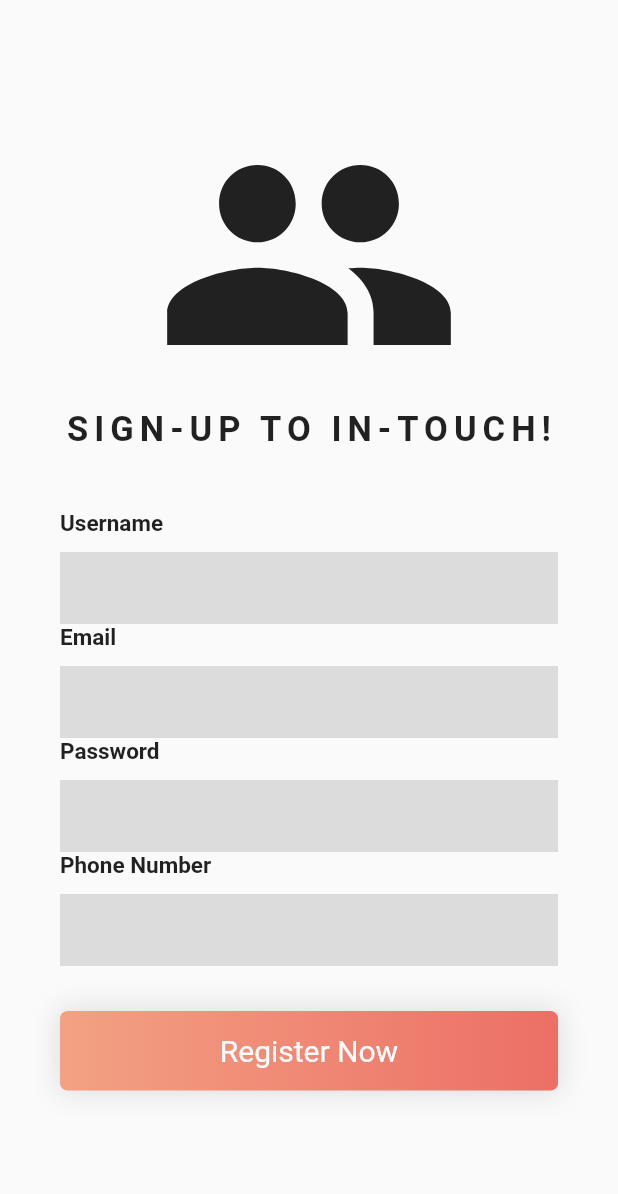
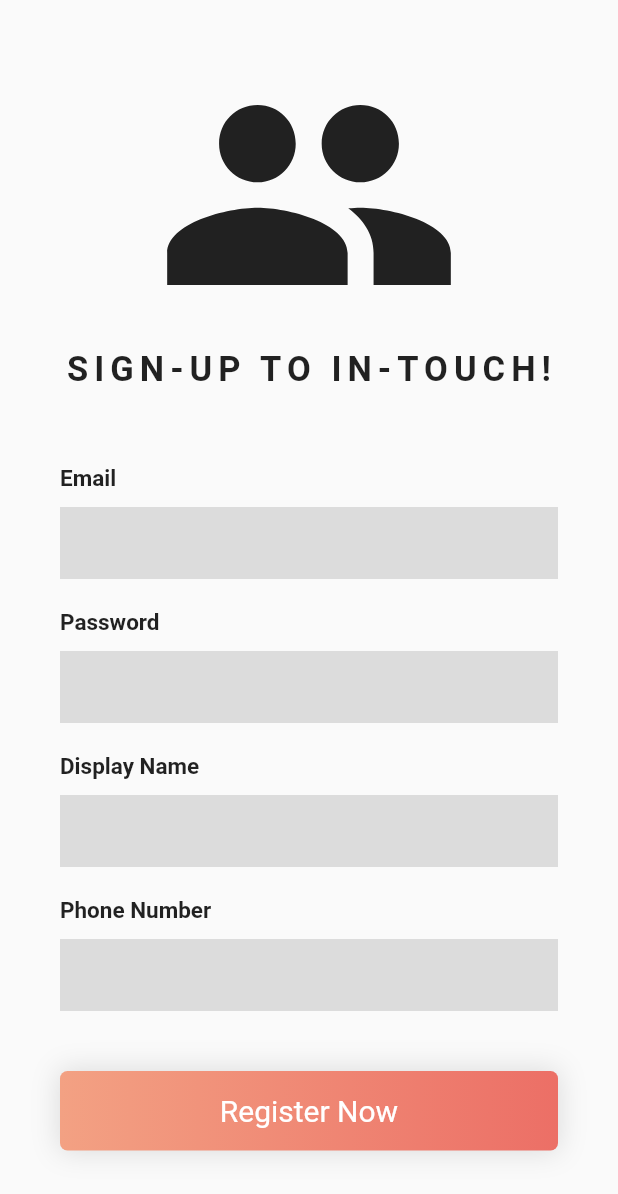
Before and after one commit to In-Touch-Hackathon/In-Touch-App, a Flutter app: the SignUpPage screen opened directly, on a phone screen of 412 x 824 dp. Shown: the top 1194 px of the screen. Run offline on Flutter 3.47's test engine with Material 2 defaults, Android fonts, the phone set to English and light mode, and no system bars; our stand-ins replace cloud_firestore, firebase_auth; missing offline and left inert: firebase_auth_web, firebase_core_web, phone_number; accounts and stored records are empty; statements that could not run were skipped.

Commit message:
Create signup page

```diff
--- a/lib/ui/signUpPage.dart
+++ b/lib/ui/signUpPage.dart
@@ -1,5 +1,19 @@
+import 'package:cloud_firestore/cloud_firestore.dart';
 import 'package:flutter/material.dart';
+import 'package:flutter/services.dart';
+import 'package:firebase_auth/firebase_auth.dart';
+import 'package:phone_number/phone_number.dart';
 import 'dart:math';
+
+import 'shared/components.dart';
+import 'shared/validators.dart';
+
+class SignUpModel {
+  String username;
+  String email;
+  String password;
+  String phoneNumber;
+}
 
 class SignUpPage extends StatefulWidget {
   @override
@@ -7,10 +21,66 @@ class SignUpPage extends StatefulWidget {
 }
 
 class _SignUpPageState extends State<SignUpPage> {
+  final _scaffoldKey = new GlobalKey<ScaffoldState>();
+  final _formKey = new GlobalKey<FormState>();
+
+  final _auth = FirebaseAuth.instance;
+  final _firestore = Firestore.instance;
+  final _phoneNumber = PhoneNumber();
+
+  final _model = new SignUpModel();
+
+  void _submitForm() async {
+    if (_formKey.currentState.validate()) {
+      _formKey.currentState.save();
+
+      var message;
+
+      try {
+        var parsedPhoneNumber = await _phoneNumber.parse(_model.phoneNumber, region: 'NZ');
+
+        var authResult = await _auth.createUserWithEmailAndPassword(email: _model.email, password: _model.password);
+        var user = authResult.user;
+
+        await _firestore.document('users/${user.uid}').setData({
+          'phoneNumber': parsedPhoneNumber['e164'],
+          'displayName': _model.username,
+          'verified': false
+        });
+
+        message = 'Signed up';
+      } on PlatformException catch (e) {
+        switch (e.code) {
+          case 'InvalidNumber':
+            message = 'Invalid phone number';
+            break;
+
+          case 'ERROR_WEAK_PASSWORD':
+            message = 'Password is too weak';
+            break;
+
+          case 'ERROR_INVALID_EMAIL':
+            message = 'Invalid email';
+            break;
+
+          case 'ERROR_EMAIL_ALREADY_IN_USE':
+            message = 'Email is already in use';
+            break;
+        }
+      }
+
+      _scaffoldKey.currentState.showSnackBar(
+          new SnackBar(content: new Text(message))
+      );
+    }
+  }
   @override
   Widget build(BuildContext context) {
     return Scaffold(
+      key: _scaffoldKey,
       body: Center(
+        child: Form(
+          key: _formKey,
           child: new ListView(
             physics: BouncingScrollPhysics(),
             shrinkWrap: true,
@@ -21,52 +91,28 @@ class _SignUpPageState extends State<SignUpPage> {
             children: [
               header(),
               entryField(
-              "Username",
-            ),
-            entryField(
-              "Email",
+                "Email", onSaved: (value) => _model.email = value.trim(),
+                validator: emailValidator,
               ),
               entryField(
                 "Password",
-              isPassword: true,
+                isPassword: true, onSaved: (value) => _model.password = value,
               ),
               entryField(
-              "Phone Number",
+                "Display Name", onSaved: (value) => _model.username = value.trim(),
+                validator: displayNameValidator,
+              ),
+              entryField(
+                "Phone Number", onSaved: (value) => _model.phoneNumber = value,
               ),
               register(),
             ],
           ),
         ),
+      ),
     );
   }
 
-  Widget entryField(String title, {bool isPassword = false}) {
-    return Container(
-      child: Column(
-        crossAxisAlignment: CrossAxisAlignment.start,
-        children: <Widget>[
-          Text(
-            title,
-            style: TextStyle(
-              fontWeight: FontWeight.bold,
-              fontSize: 15,
-            ),
-          ),
-          SizedBox(
-            height: 10,
-          ),
-          TextField(
-            obscureText: isPassword,
-            decoration: InputDecoration(
-              border: InputBorder.none,
-              fillColor: Colors.black12,
-              filled: true,
-            ),
-          ),
-        ],
-      ),
-    );
-  }
 
   Widget register() {
     return Container(
@@ -108,11 +154,14 @@ class _SignUpPageState extends State<SignUpPage> {
           ],
         ),
       ),
+      child: InkWell(
+        onTap: _submitForm,
         child: Text(
           'Register Now',
           style: TextStyle(
             fontSize: 20,
             color: Colors.white,
+          ),
         ),
       ),
     );
```
Also changed, not shown: lib/ui/shared/validators.dart (added, +14 -0 lines). Lines whose indentation alone changed are shown as unchanged.
